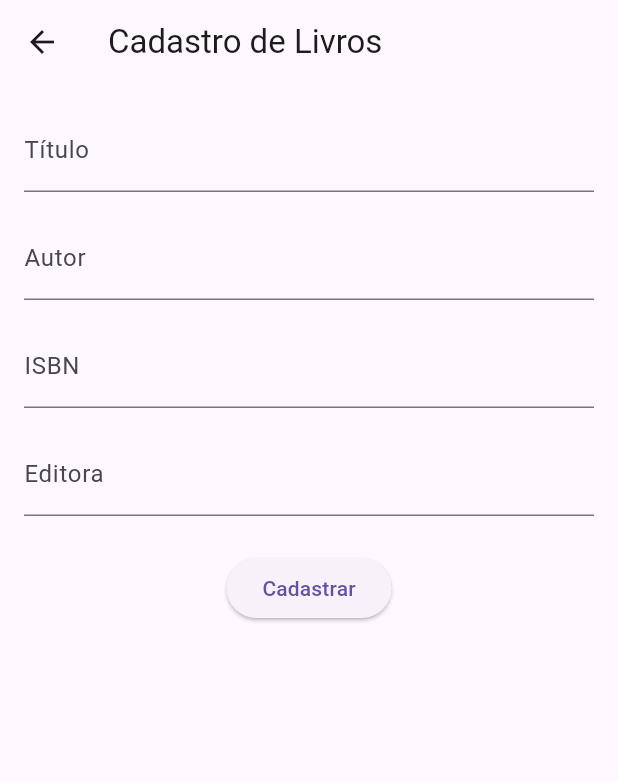
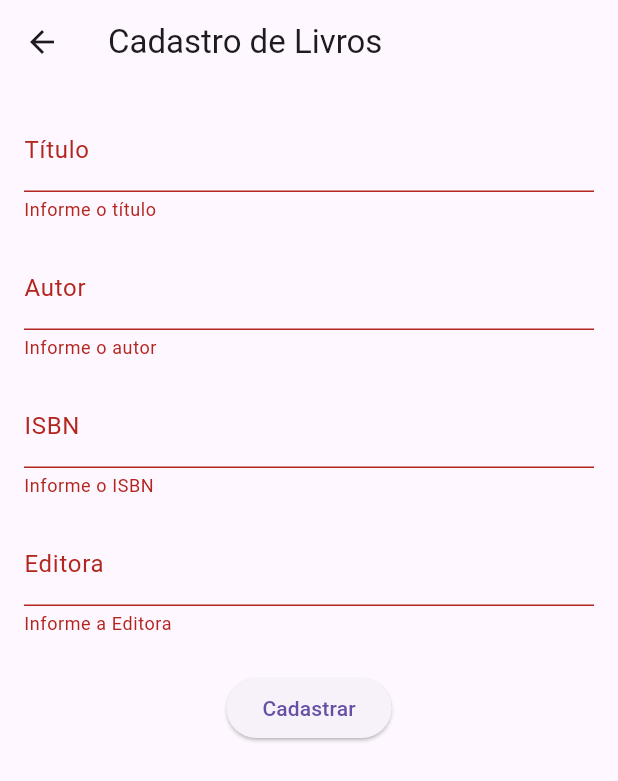
Before and after one commit to Feli2099/biblioteca-escolar, a Flutter app: the TelaCadastroLivro screen opened directly, after a tap on "Cadastrar", on a phone screen of 412 x 824 dp. Shown: the top 781 px of the screen. Run offline on Flutter 3.47's test engine with Material 3 defaults, Android fonts, the phone set to English and light mode, and no system bars.

Commit message:
Adiciona validacao ao cadastro de livros

```diff
--- a/lib/telas/tela_cadastro_livro.dart
+++ b/lib/telas/tela_cadastro_livro.dart
@@ -16,6 +16,18 @@ class _TelaCadastroLivro extends State<TelaCadastroLivro> {
   final TextEditingController _isbnController = TextEditingController();
   final TextEditingController _editoraController = TextEditingController();
 
+  final _formKey = GlobalKey<FormState>();
+
+  @override
+  void dispose() {
+    _tituloController.dispose();
+    _autorController.dispose();
+    _isbnController.dispose();
+    _editoraController.dispose();
+
+    super.dispose();
+  }
+
   @override
   Widget build(BuildContext contextTelaCadastroLivro) {
     return Scaffold(
@@ -24,46 +36,81 @@ class _TelaCadastroLivro extends State<TelaCadastroLivro> {
       ),
       body: Padding(
         padding: const EdgeInsets.all(16),
+        child: Form(
+          key: _formKey,
           child: Column(
             children: [
-            TextField(
+              TextFormField(
                 controller: _tituloController,
                 decoration: const InputDecoration(
                   labelText: 'Título',
                 ),
+
+                validator: (valor) {
+                  if (valor == null || valor.isEmpty) {
+                    return 'Informe o título';
+                  }
+
+                  return null;
+                },
               ),
 
               SizedBox(height: 16),
 
-            TextField(
+              TextFormField(
                 controller: _autorController,
                 decoration: const InputDecoration(
                   labelText: 'Autor',
                 ),
+
+                validator: (valor) {
+                  if (valor == null || valor.isEmpty) {
+                    return 'Informe o autor';
+                  }
+
+                  return null;
+                },
               ),
 
               SizedBox(height: 16),
 
-            TextField(
+              TextFormField(
                 controller: _isbnController,
                 decoration: const InputDecoration(
                   labelText: 'ISBN',
                 ),
+
+                validator: (valor) {
+                  if (valor == null || valor.isEmpty) {
+                    return 'Informe o ISBN';
+                  }
+
+                  return null;
+                },
               ),
 
               SizedBox(height: 16),
 
-            TextField(
+              TextFormField(
                 controller: _editoraController,
                 decoration: const InputDecoration(
                   labelText: 'Editora',
                 ),
+
+                validator: (valor) {
+                  if (valor == null || valor.isEmpty) {
+                    return 'Informe a Editora';
+                  }
+
+                  return null;
+                },
               ),
 
               const SizedBox(height: 24),
 
               ElevatedButton(
                   onPressed: () {
+                    if (_formKey.currentState!.validate()) {
                       final titulo = _tituloController.text;
                       final autor = _autorController.text;
                       final isbn = _isbnController.text;
@@ -80,11 +127,13 @@ class _TelaCadastroLivro extends State<TelaCadastroLivro> {
                       print('Autor: ${livro.autor}');
                       print('ISBN: ${livro.isbn}');
                       print('Editora: ${livro.editora}');
+                    }
                   },
                   child: const Text("Cadastrar"),
               ),
             ],
           ),
+        ),
       )
     );
   }
```
Lines whose indentation alone changed are shown as unchanged.
